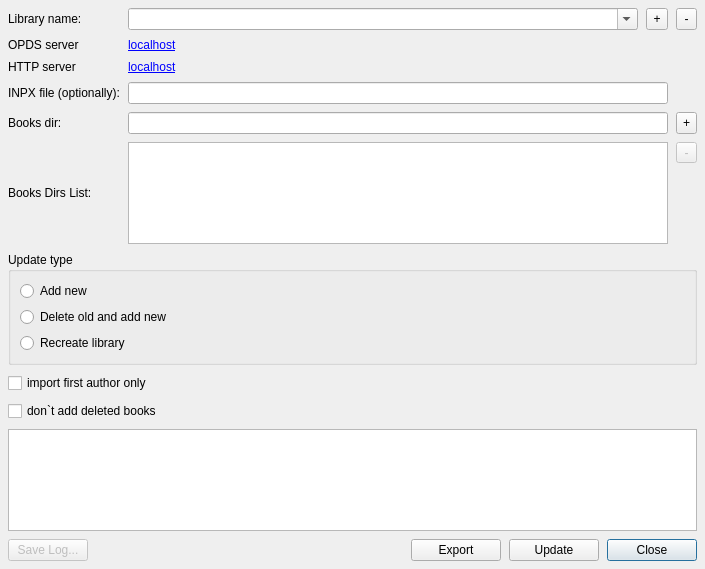
Old version of the form freeLib/src/addlibrary.ui in the repository vpoluyaktov/freeLib.
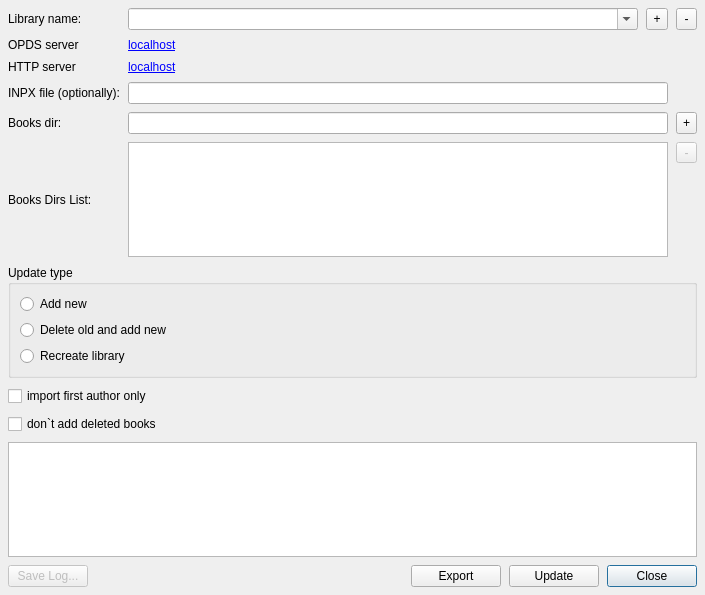
New version of the form. Icons and pictures are not drawn.

Commit message: Improved (addLibrary): Переименование некоторых контролов на форме управления библиотеками.

What changed in the file:
```diff
--- a/freeLib/src/addlibrary.ui
+++ b/freeLib/src/addlibrary.ui
@@ -10,7 +10,7 @@
     <x>0</x>
     <y>0</y>
     <width>705</width>
-    <height>569</height>
+    <height>595</height>
    </rect>
   </property>
   <property name="windowTitle">
```
Left out of the diff: 4 changed lines with no effect on the pictures.
